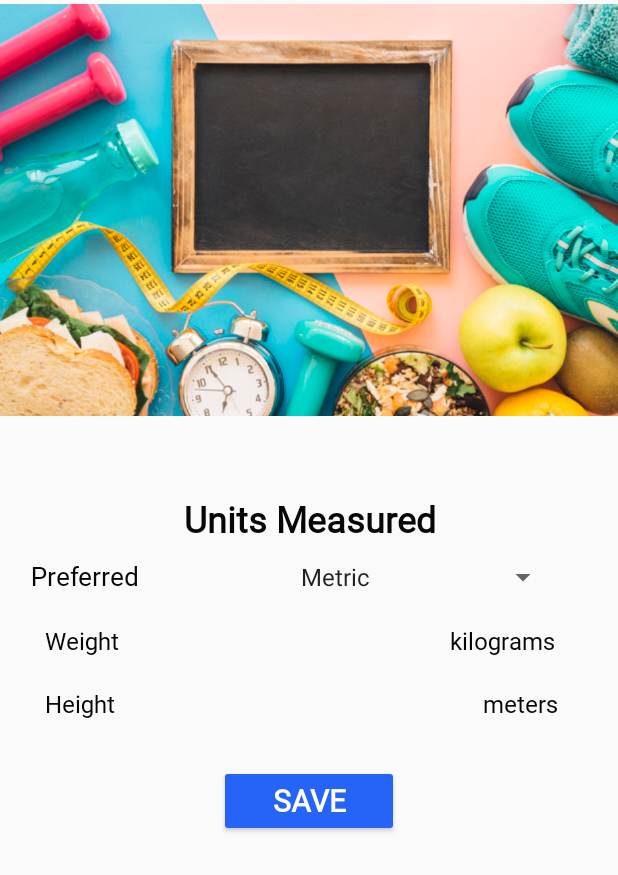
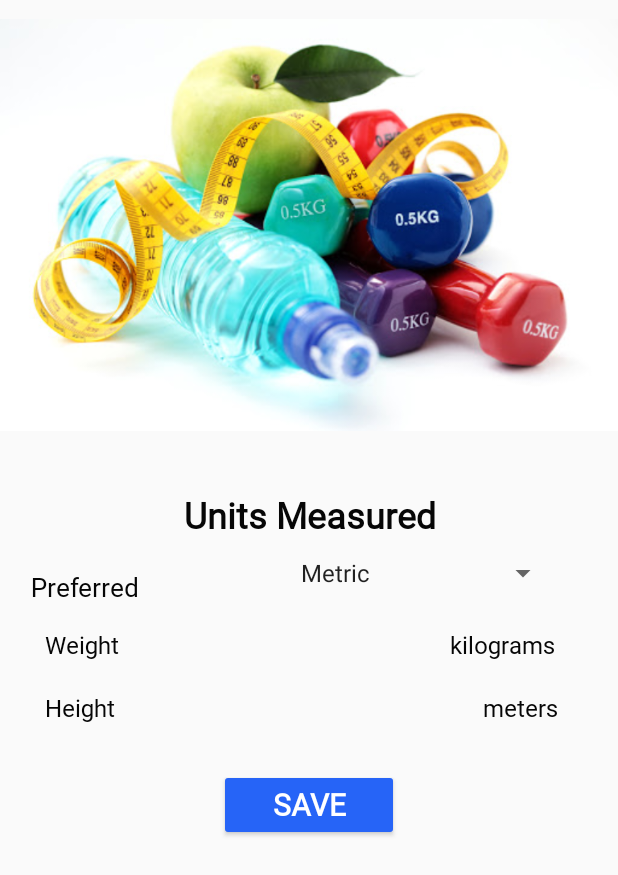
Before and after one commit to 19003337/MyFitnessLive, an Android app: the Settings screen opened directly, with no data from a screen before it, on a phone screen of 412 x 824 dp. Shown: the top 875 px of the screen. Run offline under Robolectric (Android 15) with nearby library versions, the phone set to English and light mode, and no system bars; our stand-ins replace Firebase (no records; nobody signed in at launch, a user with empty details on screens opened directly).

Commit message:
Pushing - Screen changes.

```diff
--- a/app/src/main/res/layout/activity_settings.xml
+++ b/app/src/main/res/layout/activity_settings.xml
@@ -9,14 +9,14 @@
     <ImageView
         android:id="@+id/imageView_Settings"
         android:layout_width="match_parent"
-        android:layout_height="280dp"
+        android:layout_height="300dp"
         app:layout_constraintBottom_toBottomOf="parent"
         app:layout_constraintEnd_toEndOf="parent"
         app:layout_constraintHorizontal_bias="0.0"
         app:layout_constraintStart_toStartOf="parent"
         app:layout_constraintTop_toTopOf="parent"
         app:layout_constraintVertical_bias="0.0"
-        app:srcCompat="@drawable/settings"/>
+        app:srcCompat="@drawable/homeimage"/>
 
     <LinearLayout
         android:id="@+id/linearLayout3"
@@ -51,7 +51,7 @@
                 android:layout_width="wrap_content"
                 android:layout_height="wrap_content"
                 android:layout_marginStart="20dp"
-                android:layout_marginTop="10dp"
+                android:layout_marginTop="20dp"
                 android:layout_marginBottom="5dp"
                 android:fontFamily="@font/marcellus"
                 android:gravity="center_vertical|end"
```
Also changed, not shown: app/src/main/res/drawable/homeimage.jpg (added), app/src/main/res/drawable/settingslarge.JPG (added).
